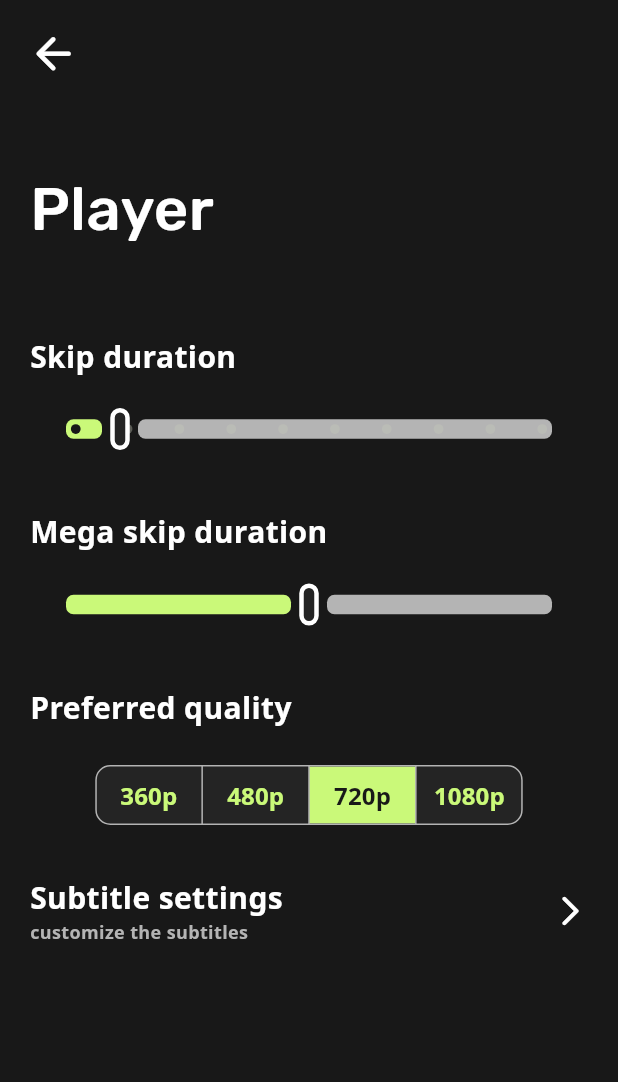
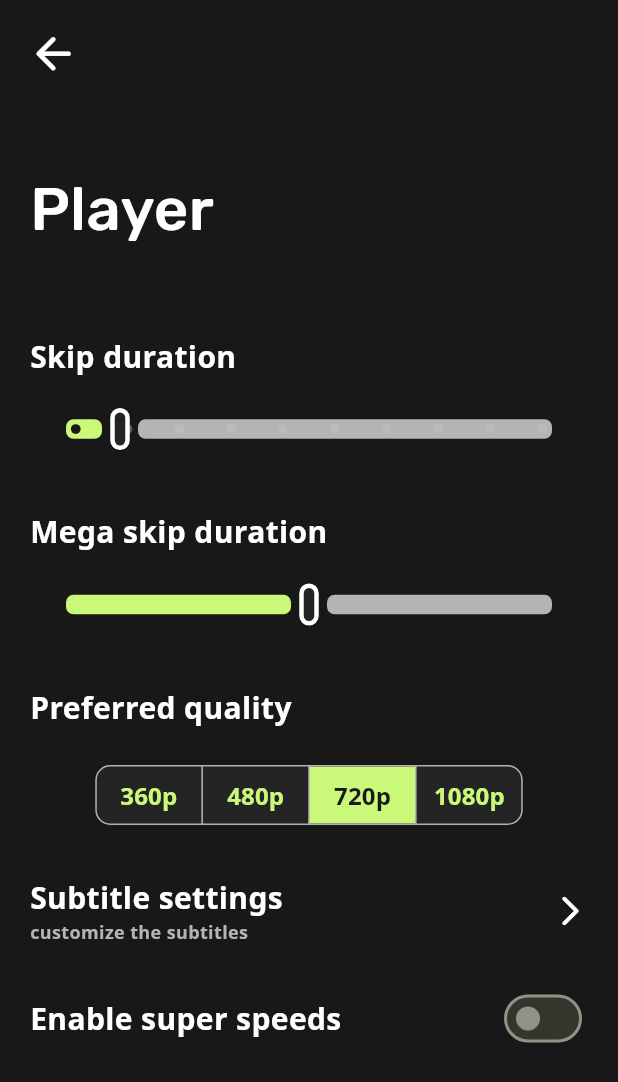
Before and after one commit to frostnova721/animestream, a Flutter app: the PlayerSetting screen opened directly, on a phone screen of 412 x 824 dp. Shown: the top 1082 px of the screen. Run offline on Flutter 3.47's test engine with Material 3 defaults, Android fonts, the phone set to English and light mode, and no system bars; drawn by our look-alikes of dynamic_color; our stand-ins replace app_links, awesome_notifications, better_player, cached_network_image, device_info_plus, file_picker and 11 more; missing offline and left inert: desktop_webview_window, encrypt, flutter_floating_bottom_bar, flutter_web_auth_2, js_unpack; accounts and stored records are empty; network calls fail.

Commit message:
improvements, fix aniplay
added speeds up to 10x
added option to enable super speeds [4x, 5x, 8x, 10x]

```diff
--- a/lib/core/data/types.dart
+++ b/lib/core/data/types.dart
@@ -17,6 +17,7 @@ class SettingsModal {
   final bool? isDev;
   final String? downloadPath;
   final Databases? database;
+  final bool? enableSuperSpeeds;
 
   SettingsModal({
     this.megaSkipDuration,
@@ -33,6 +34,7 @@ class SettingsModal {
     this.isDev,
     this.downloadPath,
     this.database,
+    this.enableSuperSpeeds,
   });
 
   factory SettingsModal.fromMap(Map<dynamic, dynamic> map) {
@@ -51,6 +53,7 @@ class SettingsModal {
       isDev: map['isDev'] ?? false,
       downloadPath: map['downloadPath'] ?? '/storage/emulated/0/Download/animestream',
       database: DatabaseFromString.getDb(map['database'] ?? "anilist"),
+      enableSuperSpeeds: map['enableSuperSpeeds'] ?? false,
     );
   }
 
@@ -70,6 +73,7 @@ class SettingsModal {
       'isDev': isDev,
       'downloadPath': downloadPath,
       'database': database?.name,
+      'enableSuperSpeeds': enableSuperSpeeds,
     };
   }
 }
--- a/lib/ui/pages/settingPages/common.dart
+++ b/lib/ui/pages/settingPages/common.dart
@@ -90,16 +90,16 @@ Widget settingPagesTitleHeader(BuildContext context, String title) {
   );
 }
 
-InkWell toggleItem(String label, bool value, void Function() onTapFunction, {String? description = null}) {
+InkWell toggleItem(String label, bool value, void Function() onTapFunction, {String? description = null, bool applySidePadding = true,}) {
   return InkWell(
     onTap: onTapFunction,
     child: Container(
-      padding: EdgeInsets.only(top: 10, bottom: 10, left: 10, right: 10),
+      padding:  EdgeInsets.only(top: 10, bottom: 10, left: applySidePadding ? 10 : 0, right: applySidePadding ? 10 : 0) ,
       child: Container(
-        padding: EdgeInsets.only(
+        padding: applySidePadding ? EdgeInsets.only(
           left: 10,
           right: 10,
-        ),
+        ) : null,
         child: Row(
           mainAxisAlignment: MainAxisAlignment.spaceBetween,
           children: [
--- a/lib/ui/pages/settingPages/player.dart
+++ b/lib/ui/pages/settingPages/player.dart
@@ -30,6 +30,8 @@ class PlayerSettingState extends State<PlayerSetting> {
 
   String? preferredQuality;
 
+  late bool enableSuperSpeeds;
+
   Future<void> readSettings() async {
     final settings = await Settings().getSettings();
     loaded = true;
@@ -39,6 +41,7 @@ class PlayerSettingState extends State<PlayerSetting> {
       preferredQuality = settings.preferredQuality;
       skipDurationSliderValue = skipDuration!.toDouble();
       megaSkipDurationSliderValue = megaSkipDuration!.toDouble();
+      enableSuperSpeeds = settings.enableSuperSpeeds ?? false;
     });
   }
 
@@ -234,6 +237,10 @@ class PlayerSettingState extends State<PlayerSetting> {
                               ),
                             ),
                           ),
+                          toggleItem("Enable super speeds", enableSuperSpeeds, applySidePadding: false,() {
+                            enableSuperSpeeds = !enableSuperSpeeds;
+                            writeSettings(SettingsModal(enableSuperSpeeds: enableSuperSpeeds));
+                          })
                         ],
                       ),
                     )
```
Also changed, not shown: lib/core/anime/providers/aniplay.dart (+16 -7 lines), lib/ui/models/customControls.dart (+11 -12 lines), lib/ui/pages/watch.dart (+20 -2 lines), pubspec.lock.
